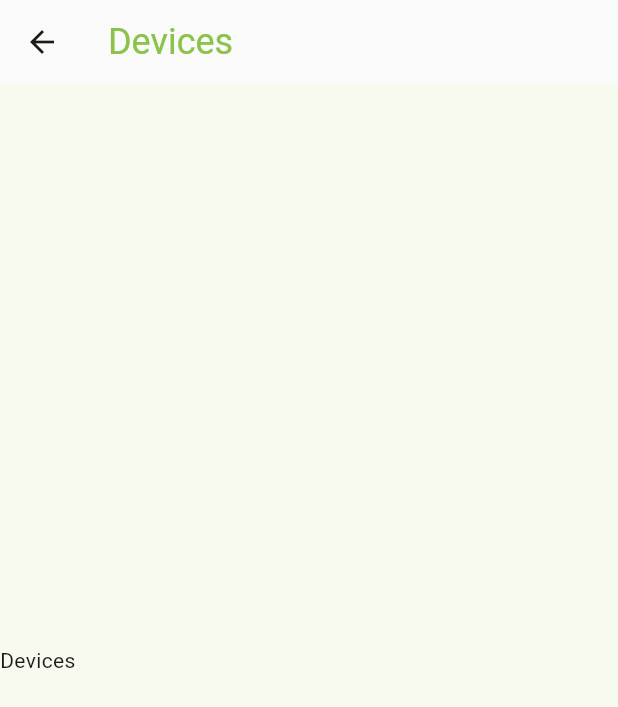
After one commit to AlexL64/IntelliGrow-App, a Flutter app: the Devices screen opened directly, on a phone screen of 412 x 824 dp. The commit adds this screen. Shown: the top 707 px of the screen. Run offline on Flutter 3.47's test engine with Material 2 defaults, Android fonts, the phone set to English and light mode, and no system bars; our stand-ins replace flutter_login.

Commit message:
Make pages

```diff
--- a/lib/views/connected.dart
+++ b/lib/views/connected.dart
@@ -1,4 +1,6 @@
 import 'package:flutter/material.dart';
+import 'package:intelli_grow/widgets/account.dart';
+import 'package:intelli_grow/widgets/devices.dart';
 
 class Connected extends StatefulWidget {
   const Connected({super.key});
@@ -10,8 +12,8 @@ class Connected extends StatefulWidget {
 class _NavBarState extends State<Connected> {
   int _selectedIndex = 0;
   static const List<Widget> _widgetOptions = <Widget>[
-    Text('Device list'),
-    Text('Account'),
+    Devices(),
+    Account(),
   ];
 
   void _onItemTapped(int index) {
@@ -22,7 +24,8 @@ class _NavBarState extends State<Connected> {
 
   @override
   Widget build(BuildContext context) {
-    return Scaffold(
+    return MaterialApp(
+      home: Scaffold(
         body: Center(
           child: _widgetOptions.elementAt(_selectedIndex),
         ),
@@ -38,8 +41,9 @@ class _NavBarState extends State<Connected> {
             ),
           ],
           currentIndex: _selectedIndex,
-        selectedItemColor: Colors.amber[800],
+          selectedItemColor: Colors.lightGreen,
           onTap: _onItemTapped,
+        ),
       ),
     );
   }
--- a/lib/views/login_screen.dart
+++ b/lib/views/login_screen.dart
@@ -37,7 +37,6 @@ class LoginScreen extends StatelessWidget {
     return MaterialApp(
       home: Scaffold(
         resizeToAvoidBottomInset: false,
-        extendBodyBehindAppBar: true,
         body: Container(
           decoration: const BoxDecoration(
             image: DecorationImage(
--- /dev/null
+++ b/lib/widgets/devices.dart
@@ -0,0 +1,28 @@
+import 'package:flutter/material.dart';
+
+
+
+class Devices extends StatelessWidget {
+  const Devices({super.key});
+
+  @override
+  Widget build(BuildContext context) {
+    return Scaffold(
+      appBar: AppBar(
+        title: const Text(
+          "Devices",
+          style: TextStyle(color: Colors.lightGreen, fontSize: 24),
+        ),
+        backgroundColor: Colors.grey[50],
+        elevation: 0,
+      ),
+      body: const Center(
+        child: Row(
+          children: [
+            Text("Devices"),
+          ],
+        ),
+      ),
+    );
+  }
+}
```
Also changed, not shown: lib/widgets/account.dart (added, +26 -0 lines). Lines whose indentation alone changed are shown as unchanged.
